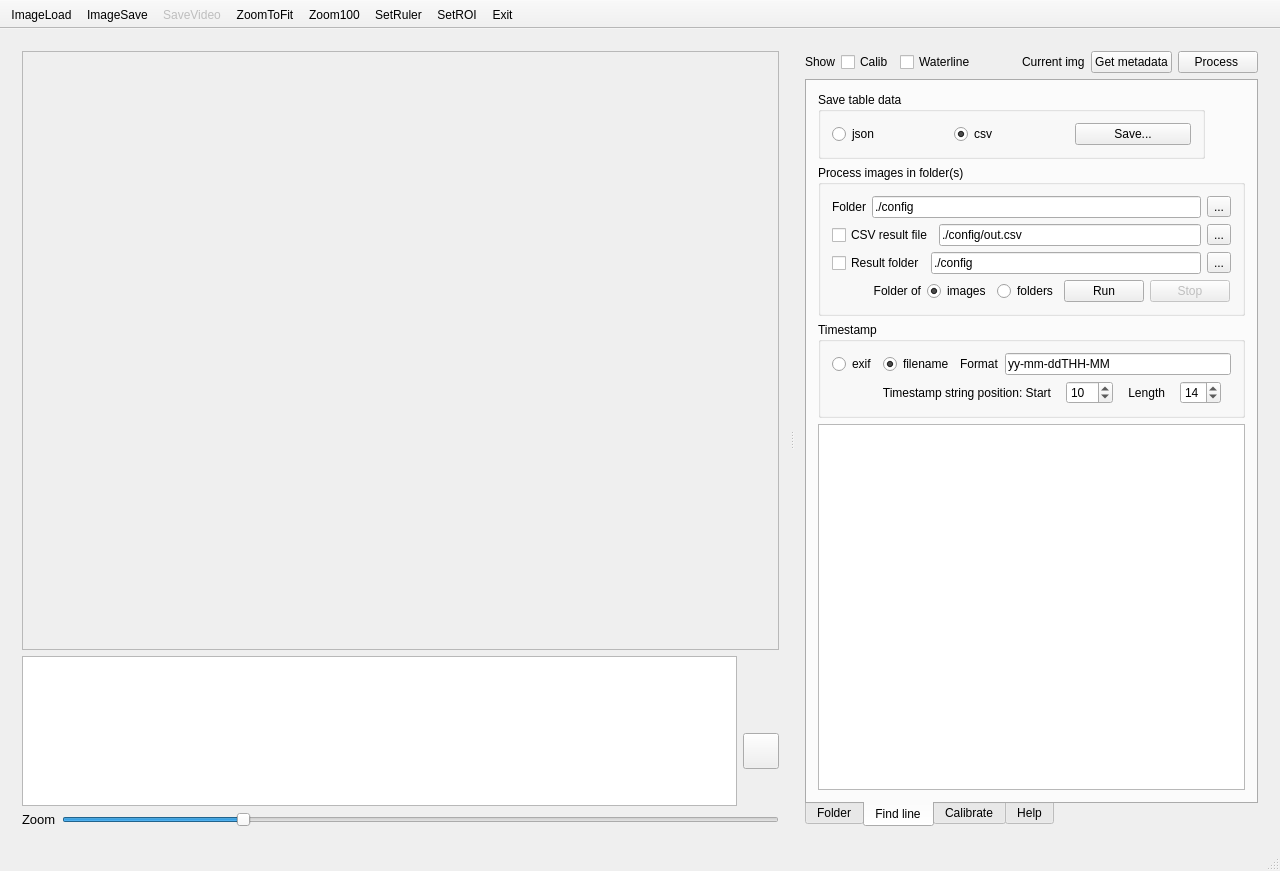
Above: gcgui/mainwindow.ui from gaugecam-dev/GRIME2 before the change. Below: the same form after it.
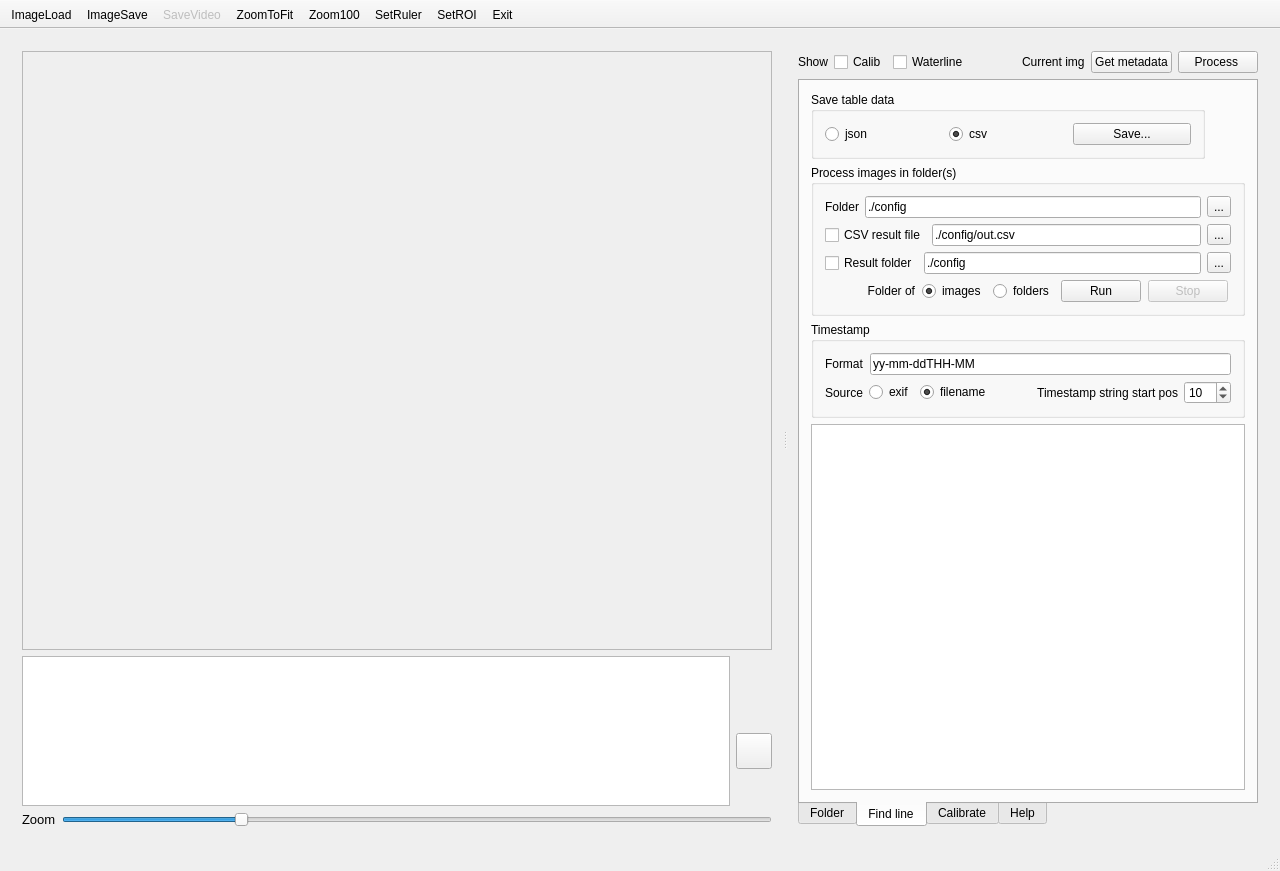
That is the form after the change. The open tabs and pages were chosen to show the change. Icons and pictures are not drawn.

```diff
--- a/gcgui/mainwindow.ui
+++ b/gcgui/mainwindow.ui
@@ -85,8 +85,8 @@
               <rect>
                <x>0</x>
                <y>0</y>
-               <width>790</width>
-               <height>523</height>
+               <width>739</width>
+               <height>520</height>
               </rect>
              </property>
             </widget>
@@ -831,35 +831,6 @@
                 <layout class="QVBoxLayout" name="verticalLayout_15">
                  <item>
                   <layout class="QHBoxLayout" name="horizontalLayout_20">
-                   <item>
-                    <widget class="QRadioButton" name="radioButton_dateTimeInEXIF">
-                     <property name="sizePolicy">
-                      <sizepolicy hsizetype="Fixed" vsizetype="Fixed">
-                       <horstretch>0</horstretch>
-                       <verstretch>0</verstretch>
-                      </sizepolicy>
-                     </property>
-                     <property name="text">
-                      <string>exif</string>
-                     </property>
-                    </widget>
-                   </item>
-                   <item>
-                    <widget class="QRadioButton" name="radioButton_dateTimeInFilename">
-                     <property name="sizePolicy">
-                      <sizepolicy hsizetype="Fixed" vsizetype="Fixed">
-                       <horstretch>0</horstretch>
-                       <verstretch>0</verstretch>
-                      </sizepolicy>
-                     </property>
-                     <property name="text">
-                      <string>filename</string>
-                     </property>
-                     <property name="checked">
-                      <bool>true</bool>
-                     </property>
-                    </widget>
-                   </item>
                    <item>
                     <widget class="QLabel" name="label_6">
                      <property name="sizePolicy">
@@ -893,6 +864,42 @@
                  </item>
                  <item>
                   <layout class="QHBoxLayout" name="horizontalLayout_16">
+                   <item>
+                    <widget class="QLabel" name="label_8">
+                     <property name="text">
+                      <string>Source</string>
+                     </property>
+                    </widget>
+                   </item>
+                   <item>
+                    <widget class="QRadioButton" name="radioButton_dateTimeInEXIF">
+                     <property name="sizePolicy">
+                      <sizepolicy hsizetype="Fixed" vsizetype="Fixed">
+                       <horstretch>0</horstretch>
+                       <verstretch>0</verstretch>
+                      </sizepolicy>
+                     </property>
+                     <property name="text">
+                      <string>exif</string>
+                     </property>
+                    </widget>
+                   </item>
+                   <item>
+                    <widget class="QRadioButton" name="radioButton_dateTimeInFilename">
+                     <property name="sizePolicy">
+                      <sizepolicy hsizetype="Fixed" vsizetype="Fixed">
+                       <horstretch>0</horstretch>
+                       <verstretch>0</verstretch>
+                      </sizepolicy>
+                     </property>
+                     <property name="text">
+                      <string>filename</string>
+                     </property>
+                     <property name="checked">
+                      <bool>true</bool>
+                     </property>
+                    </widget>
+                   </item>
                    <item>
                     <spacer name="horizontalSpacer_5">
                      <property name="orientation">
@@ -921,7 +928,7 @@
                       <string>Filename time string start position</string>
                      </property>
                      <property name="text">
-                      <string>Timestamp string position: Start</string>
+                      <string>Timestamp string start pos</string>
                      </property>
                      <property name="alignment">
                       <set>Qt::AlignRight|Qt::AlignTrailing|Qt::AlignVCenter</set>
@@ -947,41 +954,6 @@
                      </property>
                     </widget>
                    </item>
-                   <item>
-                    <widget class="QLabel" name="label_8">
-                     <property name="sizePolicy">
-                      <sizepolicy hsizetype="Fixed" vsizetype="Preferred">
-                       <horstretch>0</horstretch>
-                       <verstretch>0</verstretch>
-                      </sizepolicy>
-                     </property>
-                     <property name="toolTip">
-                      <string>Filename time string length</string>
-                     </property>
-                     <property name="text">
-                      <string>Length</string>
-                     </property>
-                     <property name="alignment">
-                      <set>Qt::AlignRight|Qt::AlignTrailing|Qt::AlignVCenter</set>
-                     </property>
-                    </widget>
-                   </item>
-                   <item>
-                    <widget class="QSpinBox" name="spinBox_timeStringLength">
-                     <property name="sizePolicy">
-                      <sizepolicy hsizetype="Fixed" vsizetype="Minimum">
-                       <horstretch>0</horstretch>
-                       <verstretch>0</verstretch>
-                      </sizepolicy>
-                     </property>
-                     <property name="toolTip">
-                      <string>Filename time string length</string>
-                     </property>
-                     <property name="value">
-                      <number>14</number>
-                     </property>
-                    </widget>
-                   </item>
                   </layout>
                  </item>
                 </layout>
```
Left out of the diff: 24 changed lines with no effect on the pictures.
